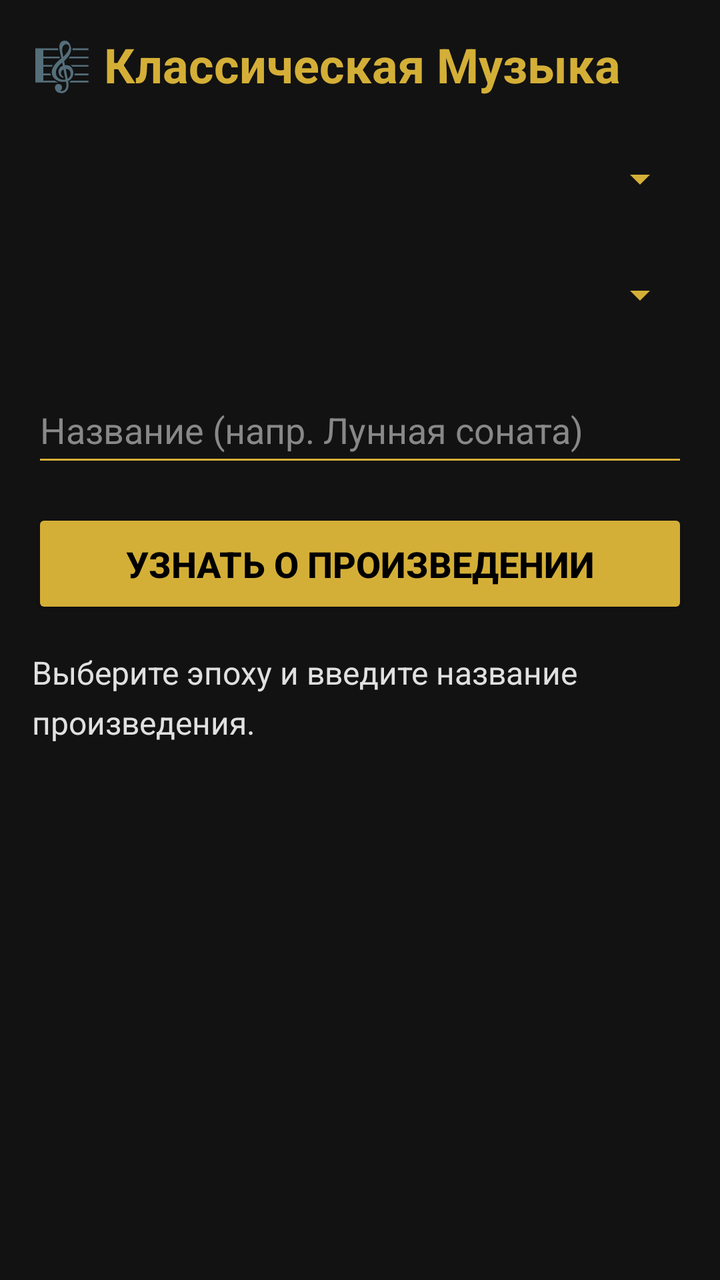
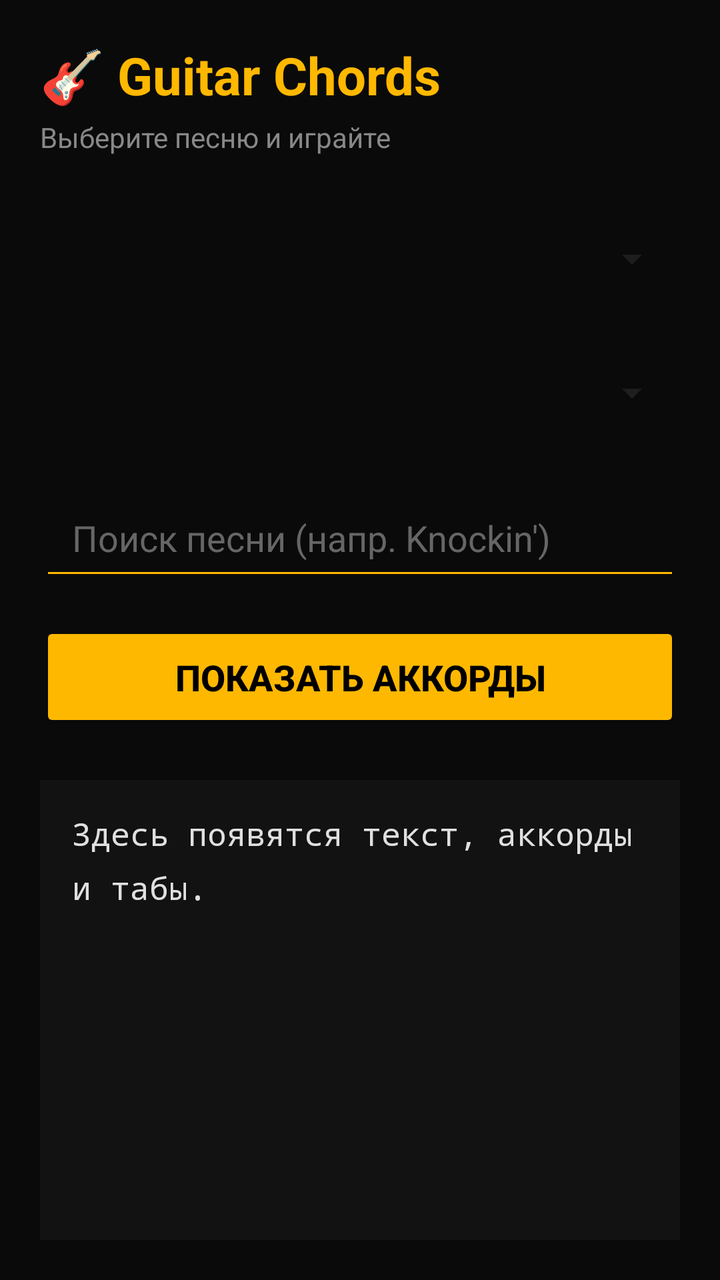

Compare the two renders of this Android layout. The source of the first and the diff that turns it into the second are given below.
<!-- AndroidManifest.xml: application theme Theme.AppCompat.Light.DarkActionBar -->
<!-- res/layout/activity_main.xml -->
<?xml version="1.0" encoding="utf-8"?>
<LinearLayout xmlns:android="http://schemas.android.com/apk/res/android"
    android:orientation="vertical"
    android:background="#121212"
    android:padding="16dp"
    android:layout_width="match_parent"
    android:layout_height="match_parent">

    <TextView
        android:layout_width="match_parent"
        android:layout_height="wrap_content"
        android:text="🎼 Классическая Музыка"
        android:textColor="#D4AF37"
        android:textSize="24sp"
        android:textStyle="bold"
        android:layout_marginBottom="16dp"/>

    <Spinner
        android:id="@+id/spinnerGrade" 
        android:layout_width="match_parent"
        android:layout_height="50dp"
        android:backgroundTint="#D4AF37"
        android:layout_marginBottom="8dp" />

    <Spinner
        android:id="@+id/spinnerBook"
        android:layout_width="match_parent"
        android:layout_height="50dp"
        android:backgroundTint="#D4AF37"
        android:layout_marginBottom="16dp" />

    <EditText
        android:id="@+id/editProblemId"
        android:layout_width="match_parent"
        android:layout_height="50dp"
        android:hint="Название (напр. Лунная соната)"
        android:textColorHint="#888888"
        android:textColor="#FFFFFF"
        android:backgroundTint="#D4AF37"
        android:inputType="text"
        android:layout_marginBottom="16dp" />

    <Button
        android:id="@+id/btnShow"
        android:layout_width="match_parent"
        android:layout_height="55dp"
        android:text="Узнать о произведении"
        android:textSize="18sp"
        android:textStyle="bold"
        android:backgroundTint="#D4AF37"
        android:textColor="#000000"
        android:layout_marginBottom="16dp" />

    <ScrollView
        android:layout_width="match_parent"
        android:layout_height="0dp"
        android:layout_weight="1">

        <TextView
            android:id="@+id/tvResult"
            android:layout_width="match_parent"
            android:layout_height="wrap_content"
            android:textSize="16sp"
            android:lineSpacingExtra="6dp"
            android:textColor="#E0E0E0"
            android:text="Выберите эпоху и введите название произведения." />
    </ScrollView>
</LinearLayout>
<!-- resources referenced by this layout -->
<resources>

</resources>

<!-- the commit's change to res/layout/activity_main.xml (unified diff, before → after) -->
@@ -1,68 +1,88 @@
 <?xml version="1.0" encoding="utf-8"?>
 <LinearLayout xmlns:android="http://schemas.android.com/apk/res/android"
     android:orientation="vertical"
-    android:background="#121212"
-    android:padding="16dp"
+    android:background="#0A0A0A"
+    android:padding="20dp"
     android:layout_width="match_parent"
     android:layout_height="match_parent">
+
+    
+    <TextView
+        android:layout_width="match_parent"
+        android:layout_height="wrap_content"
+        android:text="🎸 Guitar Chords"
+        android:textColor="#FFB800"
+        android:textSize="26sp"
+        android:textStyle="bold"
+        android:layout_marginBottom="4dp"/>
 
     <TextView
         android:layout_width="match_parent"
         android:layout_height="wrap_content"
-        android:text="🎼 Классическая Музыка"
-        android:textColor="#D4AF37"
-        android:textSize="24sp"
-        android:textStyle="bold"
-        android:layout_marginBottom="16dp"/>
+        android:text="Выберите песню и играйте"
+        android:textColor="#888888"
+        android:textSize="14sp"
+        android:layout_marginBottom="24dp"/>
 
+    
     <Spinner
         android:id="@+id/spinnerGrade" 
         android:layout_width="match_parent"
-        android:layout_height="50dp"
-        android:backgroundTint="#D4AF37"
-        android:layout_marginBottom="8dp" />
+        android:layout_height="55dp"
+        android:backgroundTint="#1E1E1E"
+        android:layout_marginBottom="12dp" />
 
+    
     <Spinner
         android:id="@+id/spinnerBook"
         android:layout_width="match_parent"
-        android:layout_height="50dp"
-        android:backgroundTint="#D4AF37"
+        android:layout_height="55dp"
+        android:backgroundTint="#1E1E1E"
         android:layout_marginBottom="16dp" />
 
+    
     <EditText
         android:id="@+id/editProblemId"
         android:layout_width="match_parent"
-        android:layout_height="50dp"
-        android:hint="Название (напр. Лунная соната)"
-        android:textColorHint="#888888"
+        android:layout_height="55dp"
+        android:hint="Поиск песни (напр. Knockin')"
+        android:textColorHint="#666666"
         android:textColor="#FFFFFF"
-        android:backgroundTint="#D4AF37"
+        android:paddingStart="16dp"
+        android:paddingEnd="16dp"
+        android:backgroundTint="#FFB800"
         android:inputType="text"
         android:layout_marginBottom="16dp" />
 
+    
     <Button
         android:id="@+id/btnShow"
         android:layout_width="match_parent"
         android:layout_height="55dp"
-        android:text="Узнать о произведении"
+        android:text="Показать аккорды"
         android:textSize="18sp"
         android:textStyle="bold"
-        android:backgroundTint="#D4AF37"
+        android:backgroundTint="#FFB800"
         android:textColor="#000000"
-        android:layout_marginBottom="16dp" />
+        android:layout_marginBottom="24dp" />
 
+    
     <ScrollView
         android:layout_width="match_parent"
         android:layout_height="0dp"
-        android:layout_weight="1">
+        android:layout_weight="1"
+        android:background="#121212"
+        android:padding="16dp"
+        android:scrollbars="none">
 
         <TextView
             android:id="@+id/tvResult"
             android:layout_width="match_parent"
             android:layout_height="wrap_content"
             android:textSize="16sp"
-            android:lineSpacingExtra="6dp"
+            android:fontFamily="monospace"
+            android:lineSpacingExtra="8dp"
             android:textColor="#E0E0E0"
-            android:text="Выберите эпоху и введите название произведения." />
+            android:text="Здесь появятся текст, аккорды и табы." />
     </ScrollView>
 </LinearLayout>
